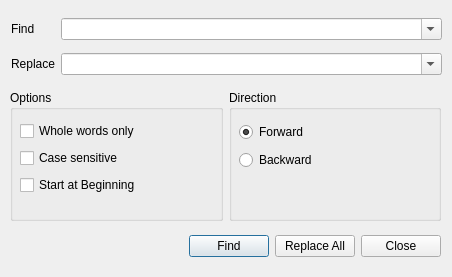
Old version of the form replacedialog.ui in the repository orao/texmaker.
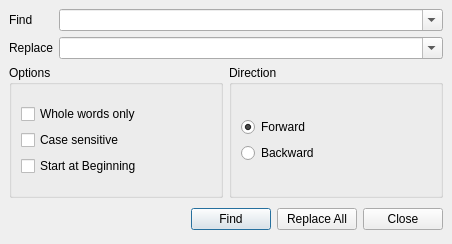
New version of the form.

Diff of the .ui file:
```diff
--- a/replacedialog.ui
+++ b/replacedialog.ui
@@ -9,147 +9,20 @@
     <x>0</x>
     <y>0</y>
     <width>452</width>
-    <height>277</height>
+    <height>244</height>
    </rect>
   </property>
   <property name="windowTitle" >
    <string>Replace Text</string>
   </property>
-  <widget class="QWidget" name="horizontalLayout_2" >
-   <property name="geometry" >
-    <rect>
-     <x>10</x>
-     <y>10</y>
-     <width>401</width>
-     <height>31</height>
-    </rect>
-   </property>
-  </widget>
-  <widget class="QWidget" name="horizontalLayout_3" >
-   <property name="geometry" >
-    <rect>
-     <x>10</x>
-     <y>50</y>
-     <width>401</width>
-     <height>31</height>
-    </rect>
-   </property>
-  </widget>
-  <widget class="QWidget" name="layoutWidget_3" >
-   <property name="geometry" >
-    <rect>
-     <x>10</x>
-     <y>90</y>
-     <width>431</width>
-     <height>131</height>
-    </rect>
-   </property>
-   <layout class="QHBoxLayout" >
+  <layout class="QGridLayout" >
     <property name="margin" >
-     <number>0</number>
+    <number>9</number>
     </property>
     <property name="spacing" >
      <number>6</number>
     </property>
-    <item>
-     <widget class="QGroupBox" name="groupBox" >
-      <property name="title" >
-       <string>Options</string>
-      </property>
-      <widget class="QWidget" name="layoutWidget_4" >
-       <property name="geometry" >
-        <rect>
-         <x>10</x>
-         <y>30</y>
-         <width>191</width>
-         <height>77</height>
-        </rect>
-       </property>
-       <layout class="QVBoxLayout" >
-        <property name="margin" >
-         <number>0</number>
-        </property>
-        <property name="spacing" >
-         <number>6</number>
-        </property>
-        <item>
-         <widget class="QCheckBox" name="checkWords" >
-          <property name="text" >
-           <string>Whole words only</string>
-          </property>
-         </widget>
-        </item>
-        <item>
-         <widget class="QCheckBox" name="checkCase" >
-          <property name="text" >
-           <string>Case sensitive</string>
-          </property>
-         </widget>
-        </item>
-        <item>
-         <widget class="QCheckBox" name="checkBegin" >
-          <property name="text" >
-           <string>Start at Beginning</string>
-          </property>
-         </widget>
-        </item>
-       </layout>
-      </widget>
-     </widget>
-    </item>
-    <item>
-     <widget class="QGroupBox" name="groupBox_2" >
-      <property name="title" >
-       <string>Direction</string>
-      </property>
-      <widget class="QWidget" name="layoutWidget_5" >
-       <property name="geometry" >
-        <rect>
-         <x>10</x>
-         <y>30</y>
-         <width>191</width>
-         <height>52</height>
-        </rect>
-       </property>
-       <layout class="QVBoxLayout" >
-        <property name="margin" >
-         <number>0</number>
-        </property>
-        <property name="spacing" >
-         <number>6</number>
-        </property>
-        <item>
-         <widget class="QRadioButton" name="radioForward" >
-          <property name="text" >
-           <string>Forward</string>
-          </property>
-          <property name="checked" >
-           <bool>true</bool>
-          </property>
-         </widget>
-        </item>
-        <item>
-         <widget class="QRadioButton" name="radioBackward" >
-          <property name="text" >
-           <string>Backward</string>
-          </property>
-         </widget>
-        </item>
-       </layout>
-      </widget>
-     </widget>
-    </item>
-   </layout>
-  </widget>
-  <widget class="QWidget" name="layoutWidget_2" >
-   <property name="geometry" >
-    <rect>
-     <x>11</x>
-     <y>11</y>
-     <width>431</width>
-     <height>71</height>
-    </rect>
-   </property>
+   <item row="0" column="0" >
    <layout class="QGridLayout" >
     <property name="margin" >
      <number>0</number>
@@ -224,16 +97,8 @@
      </widget>
     </item>
    </layout>
-  </widget>
-  <widget class="QWidget" name="layoutWidget" >
-   <property name="geometry" >
-    <rect>
-     <x>10</x>
-     <y>230</y>
-     <width>431</width>
-     <height>33</height>
-    </rect>
-   </property>
+   </item>
+   <item row="2" column="0" >
    <layout class="QHBoxLayout" >
     <property name="margin" >
      <number>0</number>
@@ -276,9 +141,107 @@
      </widget>
     </item>
    </layout>
-  </widget>
- </widget>
- <pixmapfunction></pixmapfunction>
+   </item>
+   <item row="1" column="0" >
+    <layout class="QHBoxLayout" >
+     <property name="margin" >
+      <number>0</number>
+     </property>
+     <property name="spacing" >
+      <number>6</number>
+     </property>
+     <item>
+      <widget class="QGroupBox" name="groupBox" >
+       <property name="title" >
+        <string>Options</string>
+       </property>
+       <layout class="QGridLayout" >
+        <property name="margin" >
+         <number>9</number>
+        </property>
+        <property name="spacing" >
+         <number>6</number>
+        </property>
+        <item row="0" column="0" >
+         <layout class="QVBoxLayout" >
+          <property name="margin" >
+           <number>0</number>
+          </property>
+          <property name="spacing" >
+           <number>6</number>
+          </property>
+          <item>
+           <widget class="QCheckBox" name="checkWords" >
+            <property name="text" >
+             <string>Whole words only</string>
+            </property>
+           </widget>
+          </item>
+          <item>
+           <widget class="QCheckBox" name="checkCase" >
+            <property name="text" >
+             <string>Case sensitive</string>
+            </property>
+           </widget>
+          </item>
+          <item>
+           <widget class="QCheckBox" name="checkBegin" >
+            <property name="text" >
+             <string>Start at Beginning</string>
+            </property>
+           </widget>
+          </item>
+         </layout>
+        </item>
+       </layout>
+      </widget>
+     </item>
+     <item>
+      <widget class="QGroupBox" name="groupBox_2" >
+       <property name="title" >
+        <string>Direction</string>
+       </property>
+       <layout class="QGridLayout" >
+        <property name="margin" >
+         <number>9</number>
+        </property>
+        <property name="spacing" >
+         <number>6</number>
+        </property>
+        <item row="0" column="0" >
+         <layout class="QVBoxLayout" >
+          <property name="margin" >
+           <number>0</number>
+          </property>
+          <property name="spacing" >
+           <number>6</number>
+          </property>
+          <item>
+           <widget class="QRadioButton" name="radioForward" >
+            <property name="text" >
+             <string>Forward</string>
+            </property>
+            <property name="checked" >
+             <bool>true</bool>
+            </property>
+           </widget>
+          </item>
+          <item>
+           <widget class="QRadioButton" name="radioBackward" >
+            <property name="text" >
+             <string>Backward</string>
+            </property>
+           </widget>
+          </item>
+         </layout>
+        </item>
+       </layout>
+      </widget>
+     </item>
+    </layout>
+   </item>
+  </layout>
+ </widget>
  <tabstops>
   <tabstop>comboFind</tabstop>
   <tabstop>comboReplace</tabstop>
```
Left out of the diff: 3 changed lines with no effect on the pictures. Lines whose indentation alone changed are shown as unchanged.
